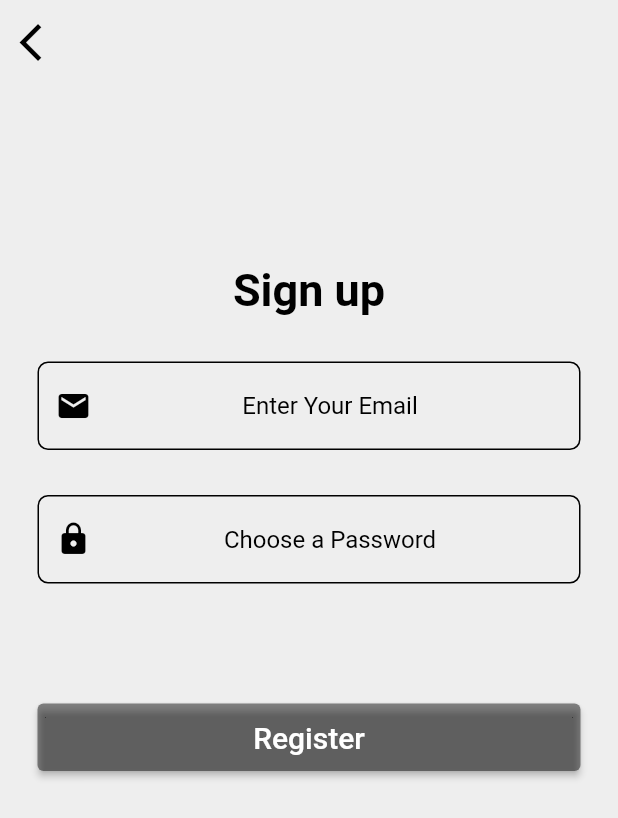
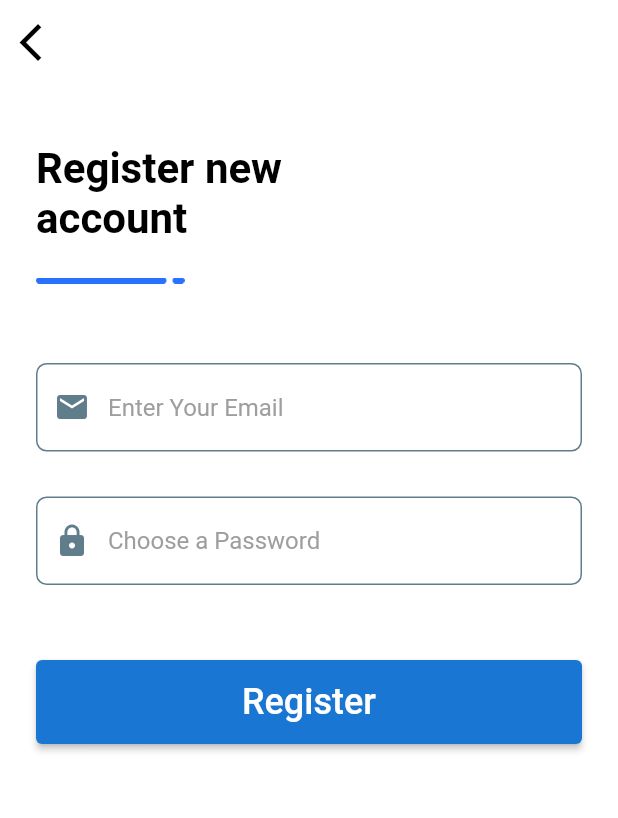
Before and after one commit to WongYewKeong/EasyReport, a Flutter app: the screen it shows after launch, after a tap on "Login", after a tap on "Don't have an Account ?", on a phone screen of 412 x 824 dp. Shown: the top 818 px of the screen. Run offline on Flutter 3.47's test engine with Material 2 defaults, Android fonts, the phone set to English and light mode, and no system bars; our stand-ins replace convex_bottom_bar, firebase_auth, firebase_core; accounts and stored records are empty.

Commit message:
Update UI

```diff
--- a/lib/Component/button.dart
+++ b/lib/Component/button.dart
@@ -10,8 +10,9 @@ class LoginSignupButton extends StatelessWidget {
   Widget build(BuildContext context) {
     return Container(
       width: double.infinity,
+
       child: SizedBox(
-        height: 45,
+        height: 56,
         child: ElevatedButton(
           onPressed:
             ontapp,
@@ -19,11 +20,11 @@ class LoginSignupButton extends StatelessWidget {
             padding: const EdgeInsets.all(8.0),
             child: Text(
               title,
-              style: TextStyle(fontSize: 20),
+              style: TextStyle(fontSize: 24),
             ),
           ),
           style: ButtonStyle(
-            backgroundColor: MaterialStateProperty.all(Colors.black45),
+            backgroundColor: MaterialStateProperty.all(Colors.blue[700]),
           ),
         ),
       ),
--- a/lib/Ui/login.dart
+++ b/lib/Ui/login.dart
@@ -34,21 +34,25 @@ class _LoginScreenState extends State<LoginScreen> {
                     Container(
                       height: double.infinity,
                       width: double.infinity,
-                      color: Colors.grey[200],
+                      color: Colors.white,
                       child: SingleChildScrollView(
                         padding:
-                            EdgeInsets.symmetric(horizontal: 25, vertical: 120),
+                            EdgeInsets.fromLTRB(24.0, 100.0, 24.0, 0),
                         child: Column(
-                          mainAxisAlignment: MainAxisAlignment.center,
+                          crossAxisAlignment: CrossAxisAlignment.start,
                           children: [
                             Text(
-                              "Sign In",
+                              "Login to your\naccount",
                               style: TextStyle(
-                                  fontSize: 50,
+                                  fontSize: 28,
                                   color: Colors.black,
                                   fontWeight: FontWeight.bold),
                             ),
-                            SizedBox(height: 30),
+                            SizedBox(height: 20),
+                            Image.asset('assets/images/accent.png',
+                            width: 99,
+                            height: 10),
+                            SizedBox(height: 50),
                             TextFormField(
                               keyboardType: TextInputType.emailAddress,
                               onChanged: (value) {
@@ -56,38 +60,39 @@ class _LoginScreenState extends State<LoginScreen> {
                               },
                               validator: (value) {
                                 if (value!.isEmpty) {
-                                  return "Please enter Email";
+                                  return "Please enter your Email";
                                 }
                               },
-                              textAlign: TextAlign.center,
+                              textAlign: TextAlign.start,
                               decoration: kTextFieldDecoration.copyWith(
                                 hintText: 'Email',
                                 prefixIcon: Icon(
                                   Icons.email,
-                                  color: Colors.black,
+                                  color: Colors.blueGrey,
                                 ),
                               ),
                             ),
                             SizedBox(height: 30),
                             TextFormField(
+
                               obscureText: true,
                               validator: (value) {
                                 if (value!.isEmpty) {
-                                  return "Please enter Password";
+                                  return "Please enter your Password";
                                 }
                               },
                               onChanged: (value) {
                                 password = value;
                               },
-                              textAlign: TextAlign.center,
+                              textAlign: TextAlign.start,
                               decoration: kTextFieldDecoration.copyWith(
                                   hintText: 'Password',
                                   prefixIcon: Icon(
                                     Icons.lock,
-                                    color: Colors.black,
+                                    color: Colors.blueGrey,
                                   )),
                             ),
-                            SizedBox(height: 80),
+                            SizedBox(height: 50),
                             LoginSignupButton(
                               title: 'Login',
                               ontapp: () async {
@@ -142,11 +147,12 @@ class _LoginScreenState extends State<LoginScreen> {
                                 );
                               },
                               child: Row(
+                                mainAxisAlignment: MainAxisAlignment.center,
                                 children: [
                                   Text(
                                     "Don't have an Account ?",
                                     style: TextStyle(
-                                        fontSize: 20, color: Colors.black87),
+                                        fontSize: 16, color: Colors.grey),
                                   ),
                                   SizedBox(width: 10),
                                   Hero(
@@ -154,9 +160,9 @@ class _LoginScreenState extends State<LoginScreen> {
                                                                       child: Text(
                                       'Sign up',
                                       style: TextStyle(
-                                          fontSize: 21,
+                                          fontSize: 16,
                                           fontWeight: FontWeight.bold,
-                                          color: Colors.black),
+                                          color: Colors.blue),
                                     ),
                                   )
                                 ],
--- a/lib/Ui/register.dart
+++ b/lib/Ui/register.dart
@@ -22,7 +22,7 @@ class _SignupScreenState extends State<SignupScreen> {
   Widget build(BuildContext context) {
     return Scaffold(
       appBar: AppBar(
-        backgroundColor: Colors.grey[200],
+        backgroundColor: Colors.white,
         elevation: 0,
         leading: IconButton(
           icon: Icon(Icons.arrow_back_ios, color: Colors.black,size: 30,),
@@ -42,24 +42,28 @@ class _SignupScreenState extends State<SignupScreen> {
                     Container(
                       height: double.infinity,
                       width: double.infinity,
-                     color: Colors.grey[200],
+                     color: Colors.white,
                       child: SingleChildScrollView(
                         padding:
-                            EdgeInsets.symmetric(horizontal: 25, vertical: 120),
+                            EdgeInsets.fromLTRB(24.0, 40.0, 24.0, 0),
                         child: Column(
-                          mainAxisAlignment: MainAxisAlignment.center,
+                          crossAxisAlignment: CrossAxisAlignment.start,
                           children: [
                             Hero(
                               tag: '1',
                                                           child: Text(
-                                "Sign up",
+                                "Register new\naccount",
                                 style: TextStyle(
-                                    fontSize: 30,
+                                    fontSize: 28,
                                     color: Colors.black,
                                     fontWeight: FontWeight.bold),
                               ),
                             ),
-                            SizedBox(height: 30),
+                            SizedBox(height: 20),
+                            Image.asset('assets/images/accent.png',
+                            width: 99,
+                            height: 10),
+                            SizedBox(height: 50),
                             TextFormField(
                               keyboardType: TextInputType.emailAddress,
                               onChanged: (value) {
@@ -68,12 +72,12 @@ class _SignupScreenState extends State<SignupScreen> {
                               validator: (value) => (value!.isEmpty)
                                   ? ' Please enter email'
                                   : null,
-                              textAlign: TextAlign.center,
+                              textAlign: TextAlign.start,
                               decoration: kTextFieldDecoration.copyWith(
                                 hintText: 'Enter Your Email',
                                 prefixIcon: Icon(
                                   Icons.email,
-                                  color: Colors.black,
+                                  color: Colors.blueGrey,
                                 ),
                               ),
                             ),
@@ -88,15 +92,15 @@ class _SignupScreenState extends State<SignupScreen> {
                               onChanged: (value) {
                                 password = value;
                               },
-                              textAlign: TextAlign.center,
+                              textAlign: TextAlign.start,
                               decoration: kTextFieldDecoration.copyWith(
                                   hintText: 'Choose a Password',
                                   prefixIcon: Icon(
                                     Icons.lock,
-                                    color: Colors.black,
+                                    color: Colors.blueGrey,
                                   )),
                             ),
-                            SizedBox(height: 80),
+                            SizedBox(height: 50),
                             LoginSignupButton(
                               title: 'Register',
                               ontapp: () async {
--- a/lib/constants.dart
+++ b/lib/constants.dart
@@ -2,17 +2,17 @@ import 'package:flutter/material.dart';
 
 const kTextFieldDecoration = InputDecoration(
   hintText: 'Enter a value',
-  hintStyle: TextStyle(color: Colors.black),
+  hintStyle: TextStyle(color: Colors.grey),
   contentPadding: EdgeInsets.symmetric(vertical: 20.0, horizontal: 20.0),
   border: OutlineInputBorder(
     borderRadius: BorderRadius.all(Radius.circular(7)),
   ),
   enabledBorder: OutlineInputBorder(
-    borderSide: BorderSide(color: Colors.black, width: 1.0),
+    borderSide: BorderSide(color: Colors.blueGrey, width: 1.0),
     borderRadius: BorderRadius.all(Radius.circular(7.0)),
   ),
   focusedBorder: OutlineInputBorder(
-    borderSide: BorderSide(color: Colors.black, width: 1.5),
+    borderSide: BorderSide(color: Colors.blueAccent, width: 1.5),
     borderRadius: BorderRadius.all(Radius.circular(7)),
   ),
 );
--- a/pubspec.yaml
+++ b/pubspec.yaml
@@ -65,6 +65,8 @@ flutter:
   # assets:
   #   - images/a_dot_burr.jpeg
   #   - images/a_dot_ham.jpeg
+  assets:
+      - assets/images/
 
   # An image asset can refer to one or more resolution-specific "variants", see
   # https://flutter.dev/assets-and-images/#resolution-aware.
```
Also changed, not shown: assets/images/accent.png (added), 1 other file.
